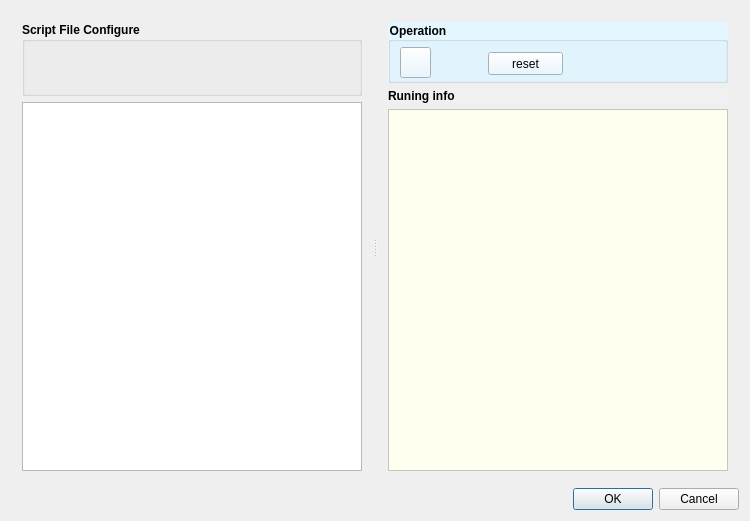
Before: the Qt Designer form PyRunnerTest/RunScript.ui in pengjianaixue/DotNetCallNativePythonMethod, drawn with Qt 5.
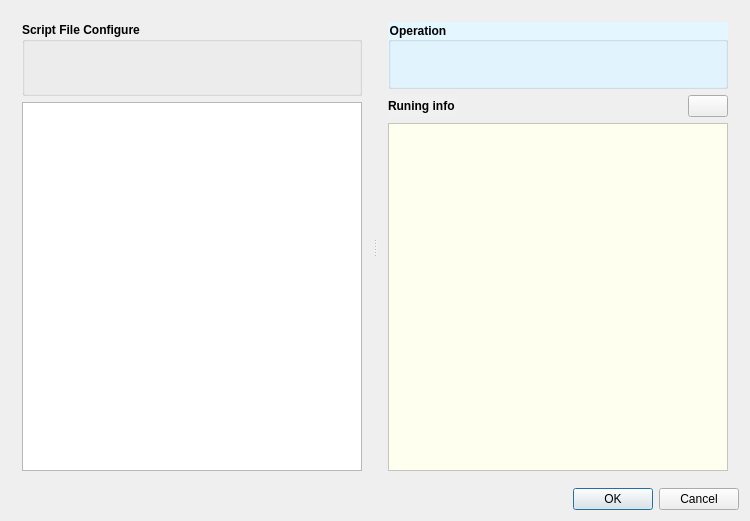
After: the same form once the commit is applied. Icons and pictures are not drawn.

Diff of the .ui file:
```diff
--- a/PyRunnerTest/RunScript.ui
+++ b/PyRunnerTest/RunScript.ui
@@ -90,7 +90,7 @@
          </item>
         </layout>
        </widget>
-       <widget class="QWidget" name="layoutWidget">
+       <widget class="QWidget" name="">
         <layout class="QVBoxLayout" name="verticalLayout_2">
          <item>
           <widget class="QGroupBox" name="groupBox">
@@ -118,15 +118,13 @@
            <property name="title">
             <string>Operation</string>
            </property>
+           <layout class="QHBoxLayout" name="horizontalLayout_6">
+            <item>
+             <layout class="QHBoxLayout" name="horizontalLayout_5">
+              <item>
+               <layout class="QHBoxLayout" name="horizontalLayout_4">
+                <item>
            <widget class="QPushButton" name="pushButton_run">
-            <property name="geometry">
-             <rect>
-              <x>12</x>
-              <y>25</y>
-              <width>31</width>
-              <height>31</height>
-             </rect>
-            </property>
             <property name="sizePolicy">
              <sizepolicy hsizetype="Fixed" vsizetype="Fixed">
               <horstretch>0</horstretch>
@@ -134,12 +132,7 @@
              </sizepolicy>
             </property>
             <property name="styleSheet">
-             <string notr="true">border-image: url(:/RTA/PyRunner/Resources/start.png);
-QpushButton:{
-							width:20px;
-							height:20px
-						}
-</string>
+                   <string notr="true">background-color: rgba(255, 255, 255, 0);</string>
             </property>
             <property name="text">
              <string/>
@@ -157,16 +150,16 @@
             <property name="shortcut">
              <string>F5</string>
             </property>
-           </widget>
+                  <property name="autoRepeat">
+                   <bool>false</bool>
+                  </property>
+                  <property name="flat">
+                   <bool>true</bool>
+                  </property>
+                 </widget>
+                </item>
+                <item>
            <widget class="QPushButton" name="pushButton_stop">
-            <property name="geometry">
-             <rect>
-              <x>54</x>
-              <y>21</y>
-              <width>44</width>
-              <height>40</height>
-             </rect>
-            </property>
             <property name="sizePolicy">
              <sizepolicy hsizetype="Fixed" vsizetype="Fixed">
               <horstretch>0</horstretch>
@@ -199,33 +192,32 @@
              <bool>true</bool>
             </property>
            </widget>
-           <widget class="QPushButton" name="pushButton_reset">
-            <property name="geometry">
-             <rect>
-              <x>100</x>
-              <y>30</y>
-              <width>75</width>
-              <height>23</height>
-             </rect>
-            </property>
-            <property name="sizePolicy">
-             <sizepolicy hsizetype="Preferred" vsizetype="Preferred">
-              <horstretch>0</horstretch>
-              <verstretch>0</verstretch>
-             </sizepolicy>
-            </property>
-            <property name="styleSheet">
-             <string notr="true"/>
-            </property>
-            <property name="text">
-             <string>reset</string>
-            </property>
-           </widget>
+                </item>
+               </layout>
+              </item>
+              <item>
+               <spacer name="horizontalSpacer_3">
+                <property name="orientation">
+                 <enum>Qt::Horizontal</enum>
+                </property>
+                <property name="sizeHint" stdset="0">
+                 <size>
+                  <width>40</width>
+                  <height>20</height>
+                 </size>
+                </property>
+               </spacer>
+              </item>
+             </layout>
+            </item>
+           </layout>
           </widget>
          </item>
          <item>
           <layout class="QVBoxLayout" name="verticalLayout">
            <item>
+            <layout class="QHBoxLayout" name="horizontalLayout_3">
+             <item>
             <widget class="QLabel" name="label_infodisp">
              <property name="font">
               <font>
@@ -243,6 +235,41 @@
             </widget>
            </item>
            <item>
+              <spacer name="horizontalSpacer_2">
+               <property name="orientation">
+                <enum>Qt::Horizontal</enum>
+               </property>
+               <property name="sizeHint" stdset="0">
+                <size>
+                 <width>58</width>
+                 <height>20</height>
+                </size>
+               </property>
+              </spacer>
+             </item>
+             <item>
+              <widget class="QPushButton" name="pushButton_reset">
+               <property name="sizePolicy">
+                <sizepolicy hsizetype="Preferred" vsizetype="Preferred">
+                 <horstretch>0</horstretch>
+                 <verstretch>0</verstretch>
+                </sizepolicy>
+               </property>
+               <property name="styleSheet">
+                <string notr="true"/>
+               </property>
+               <property name="text">
+                <string/>
+               </property>
+               <property name="icon">
+                <iconset resource="Resource.qrc">
+                 <normaloff>:/RTA/PyRunner/Resources/clean up.png</normaloff>:/RTA/PyRunner/Resources/clean up.png</iconset>
+               </property>
+              </widget>
+             </item>
+            </layout>
+           </item>
+           <item>
             <widget class="QTextBrowser" name="TB_RunInfodisp">
              <property name="styleSheet">
               <string notr="true">background-color: rgb(255, 255, 240);</string>
```
Left out of the diff: 4 changed lines with no effect on the pictures. Lines whose indentation alone changed are shown as unchanged.
